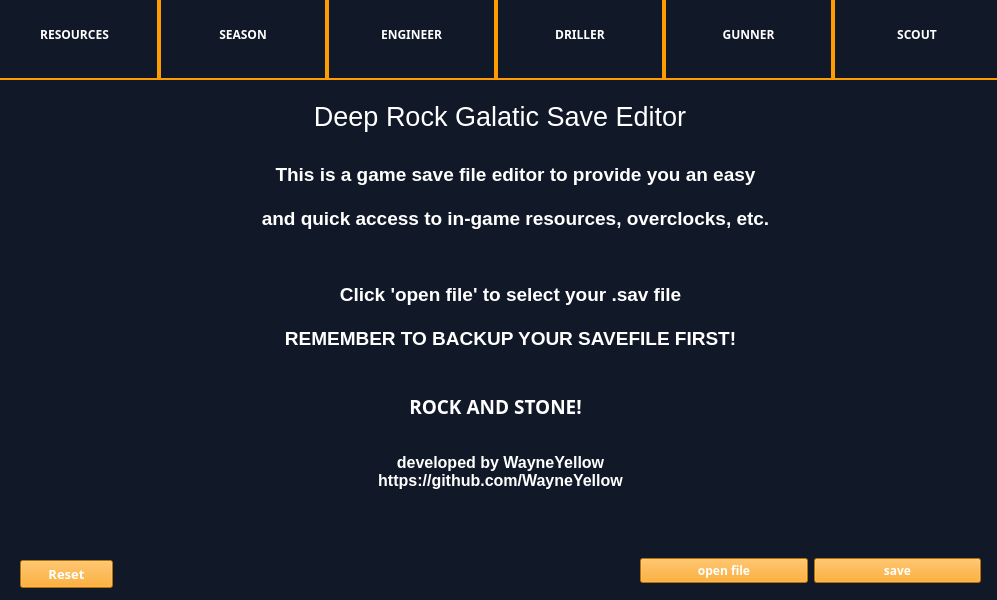
Old version of the form src/window.ui in the repository WayneYellow/Deep-Rock-Galactic-Save-Editor.
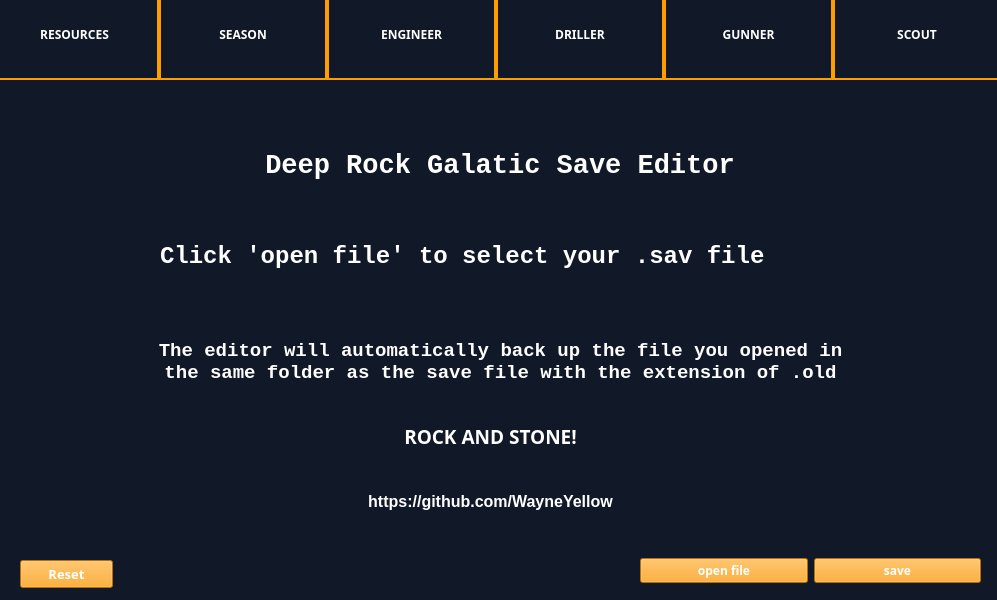
New version of the form. The open tabs and pages were chosen to show the change. Icons and pictures are not drawn.

Commit message: value checking

The edit to the form file:
```diff
--- a/src/window.ui
+++ b/src/window.ui
@@ -317,15 +317,17 @@
       <property name="geometry">
        <rect>
         <x>0</x>
-        <y>10</y>
+        <y>60</y>
         <width>1000</width>
         <height>50</height>
        </rect>
       </property>
       <property name="font">
        <font>
-        <family>Arial</family>
+        <family>Consolas</family>
         <pointsize>20</pointsize>
+        <weight>75</weight>
+        <bold>true</bold>
        </font>
       </property>
       <property name="styleSheet">
@@ -341,15 +343,15 @@
      <widget class="QLabel" name="label_22">
       <property name="geometry">
        <rect>
-        <x>220</x>
-        <y>180</y>
-        <width>581</width>
-        <height>111</height>
+        <x>0</x>
+        <y>250</y>
+        <width>1001</width>
+        <height>61</height>
        </rect>
       </property>
       <property name="font">
        <font>
-        <family>Arial</family>
+        <family>Consolas</family>
         <pointsize>14</pointsize>
         <weight>75</weight>
         <bold>true</bold>
@@ -365,9 +367,8 @@
        <number>0</number>
       </property>
       <property name="text">
-       <string>Click 'open file' to select your .sav file 
-
-REMEMBER TO BACKUP YOUR SAVEFILE FIRST!</string>
+       <string>The editor will automatically back up the file you opened in 
+the same folder as the save file with the extension of .old</string>
       </property>
       <property name="alignment">
        <set>Qt::AlignCenter</set>
@@ -379,40 +380,11 @@
        <number>0</number>
       </property>
      </widget>
-     <widget class="QLabel" name="label_23">
-      <property name="geometry">
-       <rect>
-        <x>150</x>
-        <y>60</y>
-        <width>731</width>
-        <height>111</height>
-       </rect>
-      </property>
-      <property name="font">
-       <font>
-        <family>Arial</family>
-        <pointsize>14</pointsize>
-        <weight>75</weight>
-        <bold>true</bold>
-       </font>
-      </property>
-      <property name="styleSheet">
-       <string notr="true">color: rgb(255, 255, 255);</string>
-      </property>
-      <property name="text">
-       <string>This is a game save file editor to provide you an easy 
-
-and quick access to in-game resources, overclocks, etc.</string>
-      </property>
-      <property name="alignment">
-       <set>Qt::AlignCenter</set>
-      </property>
-     </widget>
      <widget class="QLabel" name="label_24">
       <property name="geometry">
        <rect>
-        <x>340</x>
-        <y>360</y>
+        <x>330</x>
+        <y>390</y>
         <width>321</width>
         <height>61</height>
        </rect>
@@ -429,8 +401,7 @@
        <string notr="true">color: rgb(255, 255, 255);</string>
       </property>
       <property name="text">
-       <string>developed by WayneYellow
-https://github.com/WayneYellow</string>
+       <string>https://github.com/WayneYellow</string>
       </property>
       <property name="alignment">
        <set>Qt::AlignCenter</set>
@@ -440,8 +411,8 @@
       <property name="geometry">
        <rect>
         <x>330</x>
-        <y>300</y>
-        <width>331</width>
+        <y>330</y>
+        <width>321</width>
         <height>51</height>
        </rect>
       </property>
@@ -463,6 +434,30 @@
        <set>Qt::AlignCenter</set>
       </property>
      </widget>
+     <widget class="QLabel" name="label_23">
+      <property name="geometry">
+       <rect>
+        <x>160</x>
+        <y>130</y>
+        <width>681</width>
+        <height>91</height>
+       </rect>
+      </property>
+      <property name="font">
+       <font>
+        <family>Consolas</family>
+        <pointsize>18</pointsize>
+        <weight>75</weight>
+        <bold>true</bold>
+       </font>
+      </property>
+      <property name="styleSheet">
+       <string notr="true">color: rgb(255, 255, 255);</string>
+      </property>
+      <property name="text">
+       <string>Click 'open file' to select your .sav file</string>
+      </property>
+     </widget>
     </widget>
     <widget class="QWidget" name="resources_page">
      <widget class="QScrollArea" name="scrollArea">
```
Left out of the diff: 15 changed lines with no effect on the pictures. The commit also changes 2 other files.
